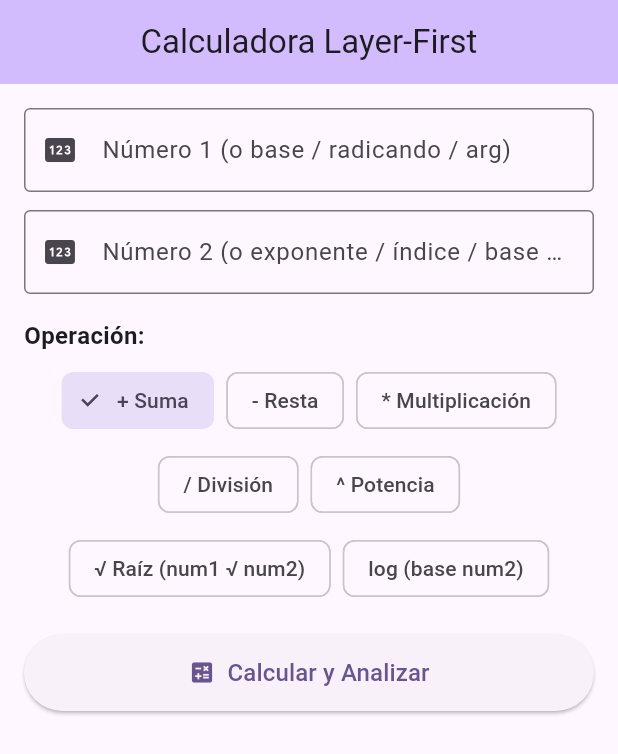
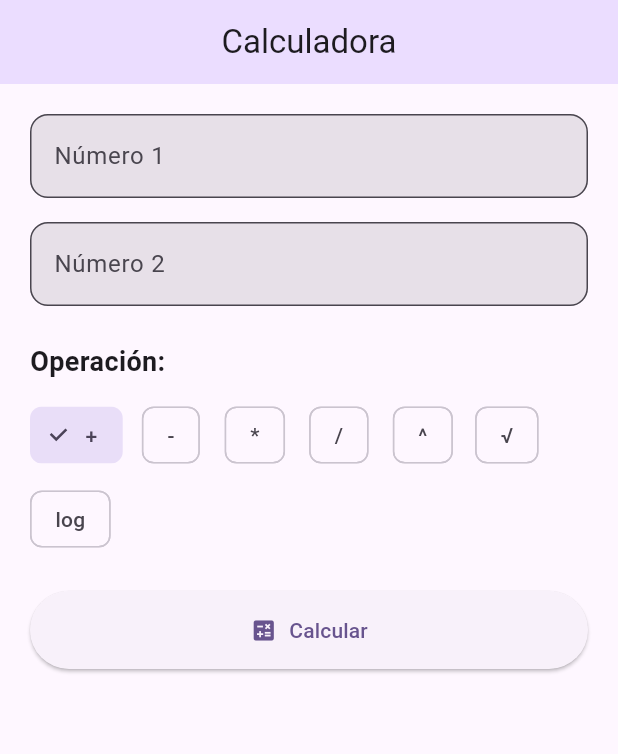
Before and after one commit to cdelriot1121/flutter.calculador, a Flutter app: the screen it shows after launch, on a phone screen of 412 x 824 dp. Shown: the top 754 px of the screen. Run offline on Flutter 3.47's test engine with Material 3 defaults, Android fonts, the phone set to English and light mode, and no system bars.

Commit message:
refactor: integrar layers-first

```diff
--- a/lib/main.dart
+++ b/lib/main.dart
@@ -1,8 +1,15 @@
 import 'package:flutter/material.dart';
-import 'presentation/calculator_presentation.dart';
+import 'package:provider/provider.dart';
+import 'providers/calculator_provider.dart';
+import 'views/calculator_view.dart';
 
 void main() {
-  runApp(const MyApp());
+  runApp(
+    ChangeNotifierProvider(
+      create: (_) => CalculatorProvider(),
+      child: const MyApp(),
+    ),
+  );
 }
 
 class MyApp extends StatelessWidget {
@@ -17,7 +24,7 @@ class MyApp extends StatelessWidget {
         colorScheme: ColorScheme.fromSeed(seedColor: Colors.deepPurple),
         useMaterial3: true,
       ),
-      home: const CalculatorPresentation(),
+      home: const CalculatorView(),
     );
   }
 }
--- a/lib/presentation/calculator_presentation.dart
+++ /dev/null
@@ -1,268 +0,0 @@
-import 'package:flutter/material.dart';
-import '../domain/calculator_logic.dart';
-
-class CalculatorPresentation extends StatefulWidget {
-  const CalculatorPresentation({super.key});
-
-  @override
-  State<CalculatorPresentation> createState() => _CalculatorPresentationState();
-}
-
-class _CalculatorPresentationState extends State<CalculatorPresentation> {
-  final TextEditingController _num1Controller = TextEditingController();
-  final TextEditingController _num2Controller = TextEditingController();
-
-  double? _num1;
-  double? _num2;
-  double? _result;
-  String? _errorMessage;
-  String _selectedOperation = '+';
-
-  NumberProperties? _propsNum1;
-  NumberProperties? _propsNum2;
-
-  void _calculate() {
-    setState(() {
-      _errorMessage = null;
-      _result = null;
-
-      _num1 = double.tryParse(_num1Controller.text);
-      _num2 = double.tryParse(_num2Controller.text);
-
-      if (_num1 == null || _num2 == null) {
-        _errorMessage = 'Por favor ingrese ambos números correctamente.';
-        _propsNum1 = null;
-        _propsNum2 = null;
-        return;
-      }
-
-      _propsNum1 = CalculatorLogic.analyzeNumber(_num1!);
-      _propsNum2 = CalculatorLogic.analyzeNumber(_num2!);
-
-      CalculationResult res;
-      switch (_selectedOperation) {
-        case '+':
-          res = CalculatorLogic.add(_num1!, _num2!);
-          break;
-        case '-':
-          res = CalculatorLogic.subtract(_num1!, _num2!);
-          break;
-        case '*':
-          res = CalculatorLogic.multiply(_num1!, _num2!);
-          break;
-        case '/':
-          res = CalculatorLogic.divide(_num1!, _num2!);
-          break;
-        case '^':
-          res = CalculatorLogic.power(_num1!, _num2!);
-          break;
-        case '√':
-          res = CalculatorLogic.root(_num1!, _num2!);
-          break;
-        case 'log':
-          res = CalculatorLogic.log(_num1!, _num2!);
-          break;
-        default:
-          res = CalculatorLogic.add(_num1!, _num2!);
-      }
-
-      if (res.error != null) {
-        _errorMessage = res.error;
-      } else {
-        _result = res.value;
-      }
-    });
-  }
-
-  Widget _buildNumberAnalysis(String label, NumberProperties? props) {
-    if (props == null) return const SizedBox.shrink();
-    return Card(
-      color: Colors.deepPurple.shade50,
-      margin: const EdgeInsets.symmetric(vertical: 6.0),
-      child: Padding(
-        padding: const EdgeInsets.all(12.0),
-        child: Column(
-          crossAxisAlignment: CrossAxisAlignment.start,
-          children: [
-            Text(
-              'Propiedades de $label (${props.number}):',
-              style: const TextStyle(fontWeight: FontWeight.bold, fontSize: 16),
-            ),
-            const SizedBox(height: 6),
-            Row(
-              children: [
-                Icon(
-                  props.isEven ? Icons.check_circle : Icons.cancel,
-                  color: props.isEven ? Colors.green : Colors.grey,
-                  size: 20,
-                ),
-                const SizedBox(width: 8),
-                Text('Es Par: ${props.isEven ? "Sí" : "No"}'),
-              ],
-            ),
-            const SizedBox(height: 4),
-            Row(
-              children: [
-                Icon(
-                  props.isPrime ? Icons.check_circle : Icons.cancel,
-                  color: props.isPrime ? Colors.green : Colors.grey,
-                  size: 20,
-                ),
-                const SizedBox(width: 8),
-                Text('Es Primo: ${props.isPrime ? "Sí" : "No"}'),
-              ],
-            ),
-            const SizedBox(height: 4),
-            Row(
-              children: [
-                Icon(
-                  props.isFibonacci ? Icons.check_circle : Icons.cancel,
-                  color: props.isFibonacci ? Colors.green : Colors.grey,
-                  size: 20,
-                ),
-                const SizedBox(width: 8),
-                Text('En los primeros 20 de Fibonacci: ${props.isFibonacci ? "Sí" : "No"}'),
-              ],
-            ),
-          ],
-        ),
-      ),
-    );
-  }
-
-  @override
-  Widget build(BuildContext context) {
-    return Scaffold(
-      appBar: AppBar(
-        title: const Text('Calculadora Layer-First'),
-        backgroundColor: Theme.of(context).colorScheme.inversePrimary,
-        centerTitle: true,
-      ),
-      body: SingleChildScrollView(
-        padding: const EdgeInsets.all(16.0),
-        child: Column(
-          crossAxisAlignment: CrossAxisAlignment.stretch,
-          children: [
-            TextField(
-              controller: _num1Controller,
-              keyboardType: const TextInputType.numberWithOptions(decimal: true, signed: true),
-              decoration: const InputDecoration(
-                labelText: 'Número 1 (o base / radicando / arg)',
-                border: OutlineInputBorder(),
-                prefixIcon: Icon(Icons.pin),
-              ),
-            ),
-            const SizedBox(height: 12),
-            TextField(
-              controller: _num2Controller,
-              keyboardType: const TextInputType.numberWithOptions(decimal: true, signed: true),
-              decoration: const InputDecoration(
-                labelText: 'Número 2 (o exponente / índice / base de log)',
-                border: OutlineInputBorder(),
-                prefixIcon: Icon(Icons.pin),
-              ),
-            ),
-            const SizedBox(height: 16),
-            const Text(
-              'Operación:',
-              style: TextStyle(fontSize: 16, fontWeight: FontWeight.bold),
-            ),
-            const SizedBox(height: 8),
-            Wrap(
-              spacing: 8.0,
-              runSpacing: 8.0,
-              alignment: WrapAlignment.center,
-              children: [
-                ChoiceChip(
-                  label: const Text('+ Suma'),
-                  selected: _selectedOperation == '+',
-                  onSelected: (val) => setState(() => _selectedOperation = '+'),
-                ),
-                ChoiceChip(
-                  label: const Text('- Resta'),
-                  selected: _selectedOperation == '-',
-                  onSelected: (val) => setState(() => _selectedOperation = '-'),
-                ),
-                ChoiceChip(
-                  label: const Text('* Multiplicación'),
-                  selected: _selectedOperation == '*',
-                  onSelected: (val) => setState(() => _selectedOperation = '*'),
-                ),
-                ChoiceChip(
-                  label: const Text('/ División'),
-                  selected: _selectedOperation == '/',
-                  onSelected: (val) => setState(() => _selectedOperation = '/'),
-                ),
-                ChoiceChip(
-                  label: const Text('^ Potencia'),
-                  selected: _selectedOperation == '^',
-                  onSelected: (val) => setState(() => _selectedOperation = '^'),
-                ),
-                ChoiceChip(
-                  label: const Text('√ Raíz (num1 √ num2)'),
-                  selected: _selectedOperation == '√',
-                  onSelected: (val) => setState(() => _selectedOperation = '√'),
-                ),
-                ChoiceChip(
-                  label: const Text('log (base num2)'),
-                  selected: _selectedOperation == 'log',
-                  onSelected: (val) => setState(() => _selectedOperation = 'log'),
-                ),
-              ],
-            ),
-            const SizedBox(height: 20),
-            ElevatedButton.icon(
-              onPressed: _calculate,
-              icon: const Icon(Icons.calculate),
-              label: const Text('Calcular y Analizar', style: TextStyle(fontSize: 16)),
-              style: ElevatedButton.styleFrom(
-                padding: const EdgeInsets.symmetric(vertical: 14),
-              ),
-            ),
-            const SizedBox(height: 20),
-            if (_errorMessage != null)
-              Container(
-                padding: const EdgeInsets.all(12),
-                decoration: BoxDecoration(
-                  color: Colors.red.shade100,
-                  borderRadius: BorderRadius.circular(8),
-                  border: Border.all(color: Colors.red),
-                ),
-                child: Text(
-                  _errorMessage!,
-                  style: const TextStyle(color: Colors.red, fontWeight: FontWeight.bold),
-                ),
-              ),
-            if (_result != null)
-              Card(
-                color: Colors.purple.shade100,
-                child: Padding(
-                  padding: const EdgeInsets.all(16.0),
-                  child: Column(
-                    children: [
-                      const Text(
-                        'Resultado:',
-                        style: TextStyle(fontSize: 16, fontWeight: FontWeight.bold),
-                      ),
-                      const SizedBox(height: 4),
-                      Text(
-                        '$_result',
-                        style: const TextStyle(
-                          fontSize: 24,
-                          fontWeight: FontWeight.bold,
-                          color: Colors.deepPurple,
-                        ),
-                      ),
-                    ],
-                  ),
-                ),
-              ),
-            const SizedBox(height: 10),
-            _buildNumberAnalysis('Número 1', _propsNum1),
-            _buildNumberAnalysis('Número 2', _propsNum2),
-          ],
-        ),
-      ),
-    );
-  }
-}
--- /dev/null
+++ b/lib/providers/calculator_provider.dart
@@ -0,0 +1,63 @@
+import 'package:flutter/material.dart';
+import '../domain/calculator_logic.dart';
+
+class CalculatorProvider extends ChangeNotifier {
+  final TextEditingController num1Controller = TextEditingController();
+  final TextEditingController num2Controller = TextEditingController();
+
+  double? _result;
+  String? _errorMessage;
+  String _selectedOperation = '+';
+
+  NumberProperties? _propsNum1;
+  NumberProperties? _propsNum2;
+
+  double? get result => _result;
+  String? get errorMessage => _errorMessage;
+  String get selectedOperation => _selectedOperation;
+  NumberProperties? get propsNum1 => _propsNum1;
+  NumberProperties? get propsNum2 => _propsNum2;
+
+  void setOperation(String op) {
+    _selectedOperation = op;
+    notifyListeners();
+  }
+
+  void calculate() {
+    _errorMessage = null;
+    _result = null;
+
+    final num1 = double.tryParse(num1Controller.text);
+    final num2 = double.tryParse(num2Controller.text);
+
+    if (num1 == null || num2 == null) {
+      _errorMessage = 'Por favor ingrese ambos números correctamente.';
+      _propsNum1 = null;
+      _propsNum2 = null;
+      notifyListeners();
+      return;
+    }
+
+    _propsNum1 = CalculatorLogic.analyzeNumber(num1);
+    _propsNum2 = CalculatorLogic.analyzeNumber(num2);
+
+    CalculationResult res;
+    switch (_selectedOperation) {
+      case '+': res = CalculatorLogic.add(num1, num2); break;
+      case '-': res = CalculatorLogic.subtract(num1, num2); break;
+      case '*': res = CalculatorLogic.multiply(num1, num2); break;
+      case '/': res = CalculatorLogic.divide(num1, num2); break;
+      case '^': res = CalculatorLogic.power(num1, num2); break;
+      case '√': res = CalculatorLogic.root(num1, num2); break;
+      case 'log': res = CalculatorLogic.log(num1, num2); break;
+      default: res = CalculatorLogic.add(num1, num2);
+    }
+
+    if (res.error != null) {
+      _errorMessage = res.error;
+    } else {
+      _result = res.value;
+    }
+    notifyListeners();
+  }
+}
--- /dev/null
+++ b/lib/views/calculator_view.dart
@@ -0,0 +1,86 @@
+import 'package:flutter/material.dart';
+import 'package:provider/provider.dart';
+import '../providers/calculator_provider.dart';
+import '../widgets/number_analysis_card.dart';
+import '../widgets/result_card.dart';
+
+class CalculatorView extends StatelessWidget {
+  const CalculatorView({super.key});
+
+  @override
+  Widget build(BuildContext context) {
+    return Scaffold(
+      appBar: AppBar(
+        title: const Text('Calculadora'),
+        backgroundColor: Theme.of(context).colorScheme.primaryContainer,
+        centerTitle: true,
+      ),
+      body: Consumer<CalculatorProvider>(
+        builder: (context, provider, child) {
+          return SingleChildScrollView(
+            padding: const EdgeInsets.all(20.0),
+            child: Column(
+              crossAxisAlignment: CrossAxisAlignment.stretch,
+              children: [
+                _buildTextField(provider.num1Controller, 'Número 1'),
+                const SizedBox(height: 16),
+                _buildTextField(provider.num2Controller, 'Número 2'),
+                const SizedBox(height: 24),
+                const Text('Operación:', style: TextStyle(fontSize: 18, fontWeight: FontWeight.bold)),
+                const SizedBox(height: 12),
+                _buildOperationSelector(provider),
+                const SizedBox(height: 24),
+                ElevatedButton.icon(
+                  onPressed: provider.calculate,
+                  icon: const Icon(Icons.calculate),
+                  label: const Text('Calcular'),
+                  style: ElevatedButton.styleFrom(padding: const EdgeInsets.all(16)),
+                ),
+                const SizedBox(height: 24),
+                if (provider.errorMessage != null) _buildErrorCard(provider.errorMessage!),
+                if (provider.result != null) ResultCard(result: provider.result!),
+                if (provider.propsNum1 != null) NumberAnalysisCard(label: 'Número 1', props: provider.propsNum1!),
+                if (provider.propsNum2 != null) NumberAnalysisCard(label: 'Número 2', props: provider.propsNum2!),
+              ],
+            ),
+          );
+        },
+      ),
+    );
+  }
+
+  Widget _buildTextField(TextEditingController controller, String label) {
+    return TextField(
+      controller: controller,
+      keyboardType: const TextInputType.numberWithOptions(decimal: true, signed: true),
+      decoration: InputDecoration(
+        labelText: label,
+        border: OutlineInputBorder(borderRadius: BorderRadius.circular(12)),
+        filled: true,
+      ),
+    );
+  }
+
+  Widget _buildOperationSelector(CalculatorProvider provider) {
+    final ops = ['+', '-', '*', '/', '^', '√', 'log'];
+    return Wrap(
+      spacing: 8.0,
+      runSpacing: 8.0,
+      children: ops.map((op) => ChoiceChip(
+        label: Text(op),
+        selected: provider.selectedOperation == op,
+        onSelected: (_) => provider.setOperation(op),
+      )).toList(),
+    );
+  }
+
+  Widget _buildErrorCard(String error) {
+    return Card(
+      color: Colors.red.shade50,
+      child: Padding(
+        padding: const EdgeInsets.all(16),
+        child: Text(error, style: TextStyle(color: Colors.red.shade900, fontWeight: FontWeight.bold)),
+      ),
+    );
+  }
+}
--- a/pubspec.yaml
+++ b/pubspec.yaml
@@ -34,6 +34,7 @@ dependencies:
   # The following adds the Cupertino Icons font to your application.
   # Use with the CupertinoIcons class for iOS style icons.
   cupertino_icons: ^1.0.8
+  provider: ^6.1.5+1
 
 dev_dependencies:
   flutter_test:
```
Also changed, not shown: lib/widgets/number_analysis_card.dart (added, +41 -0 lines), lib/widgets/result_card.dart (added, +23 -0 lines), pubspec.lock.
